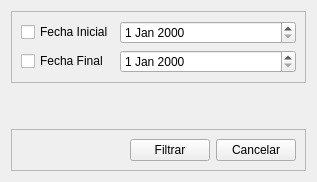
R0land013/blue-pos, file view/ui/sale_filter.ui: the form before one commit.
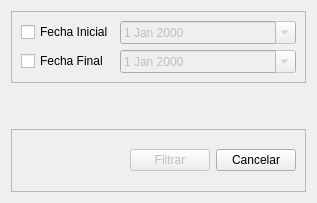
The form after the commit.

Patch:
```diff
--- a/view/ui/sale_filter.ui
+++ b/view/ui/sale_filter.ui
@@ -7,7 +7,7 @@
     <x>0</x>
     <y>0</y>
     <width>317</width>
-    <height>179</height>
+    <height>203</height>
    </rect>
   </property>
   <property name="windowTitle">
@@ -31,7 +31,14 @@
        </widget>
       </item>
       <item row="1" column="1">
-       <widget class="QDateEdit" name="final_date_edit"/>
+       <widget class="QDateEdit" name="final_date_edit">
+        <property name="enabled">
+         <bool>false</bool>
+        </property>
+        <property name="calendarPopup">
+         <bool>true</bool>
+        </property>
+       </widget>
       </item>
       <item row="0" column="0">
        <widget class="QCheckBox" name="initial_sale_date_check_box">
@@ -47,7 +54,14 @@
        </widget>
       </item>
       <item row="0" column="1">
-       <widget class="QDateEdit" name="initial_date_edit"/>
+       <widget class="QDateEdit" name="initial_date_edit">
+        <property name="enabled">
+         <bool>false</bool>
+        </property>
+        <property name="calendarPopup">
+         <bool>true</bool>
+        </property>
+       </widget>
       </item>
      </layout>
     </widget>
@@ -92,6 +106,9 @@
       </item>
       <item>
        <widget class="QPushButton" name="filter_button">
+        <property name="enabled">
+         <bool>false</bool>
+        </property>
         <property name="text">
          <string>Filtrar</string>
         </property>
```
